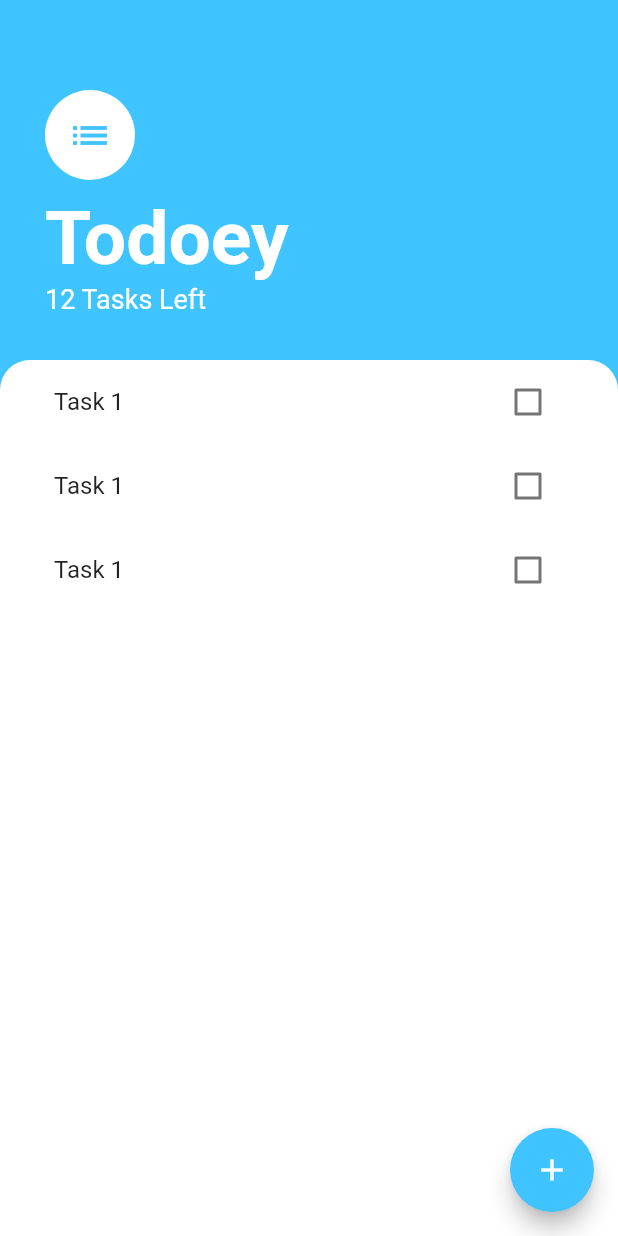
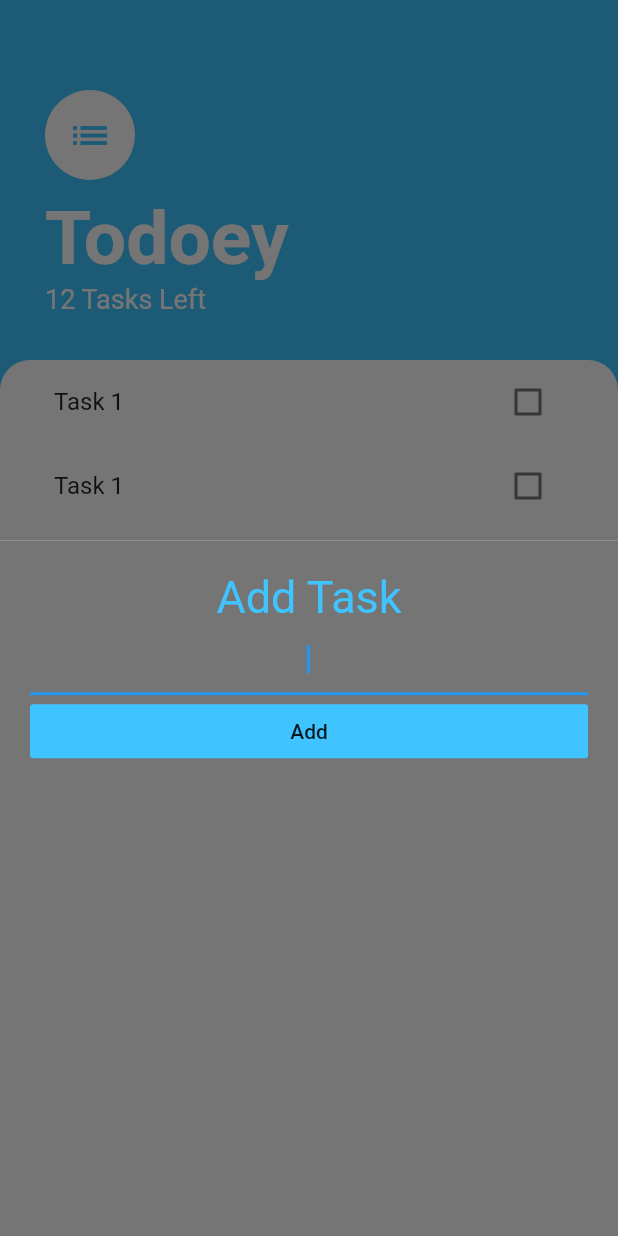
Before and after one commit to AK6263/todo_list_app, a Flutter app: the screen it shows after launch, after a tap on the "add" icon, on a phone screen of 412 x 824 dp. Run offline on Flutter 3.47's test engine with Material 2 defaults, Android fonts, the phone set to English and light mode, and no system bars.

Commit message:
feat: Add New Task Form using BottoSheet

```diff
--- /dev/null
+++ b/lib/screens/add_task_screen.dart
@@ -0,0 +1,45 @@
+import 'package:flutter/material.dart';
+
+class AddTaskScreen extends StatelessWidget {
+  const AddTaskScreen({Key? key}) : super(key: key);
+
+  @override
+  Widget build(BuildContext context) {
+    return Container(
+      color: const Color(0xff757575),
+      padding: const EdgeInsets.all(20.0),
+      child: Container(
+        decoration: const BoxDecoration(
+          borderRadius: BorderRadius.only(
+            topLeft: Radius.circular(20.0),
+            topRight: Radius.circular(20.0),
+          ),
+        ),
+        child: Column(
+          crossAxisAlignment: CrossAxisAlignment.stretch,
+          children: <Widget>[
+            const Text(
+              'Add Task',
+              textAlign: TextAlign.center,
+              style: TextStyle(
+                color: Colors.lightBlueAccent,
+                fontSize: 30.0,
+              ),
+            ),
+            const TextField(
+              autofocus: true,
+              textAlign: TextAlign.center,
+            ),
+            FlatButton(
+              onPressed: () {
+                // TODO : Add The Text Field Input value to Task List
+              },
+              child: const Center(child: Text('Add')),
+              color: Colors.lightBlueAccent,
+            ),
+          ],
+        ),
+      ),
+    );
+  }
+}
--- a/lib/screens/tasks_screen.dart
+++ b/lib/screens/tasks_screen.dart
@@ -1,5 +1,6 @@
 import 'package:flutter/material.dart';
 import '../widgets/tasks_list.dart';
+import 'add_task_screen.dart';
 
 class TasksScreen extends StatelessWidget {
   const TasksScreen({Key? key}) : super(key: key);
@@ -69,6 +70,12 @@ class TasksScreen extends StatelessWidget {
       floatingActionButton: FloatingActionButton(
         onPressed: () {
           // Slide in a Window form for new Task
+          showModalBottomSheet(
+            context: context,
+            builder: (BuildContext context) {
+              return AddTaskScreen();
+            },
+          );
         },
         backgroundColor: Colors.lightBlueAccent,
         child: const Icon(Icons.add),
```
